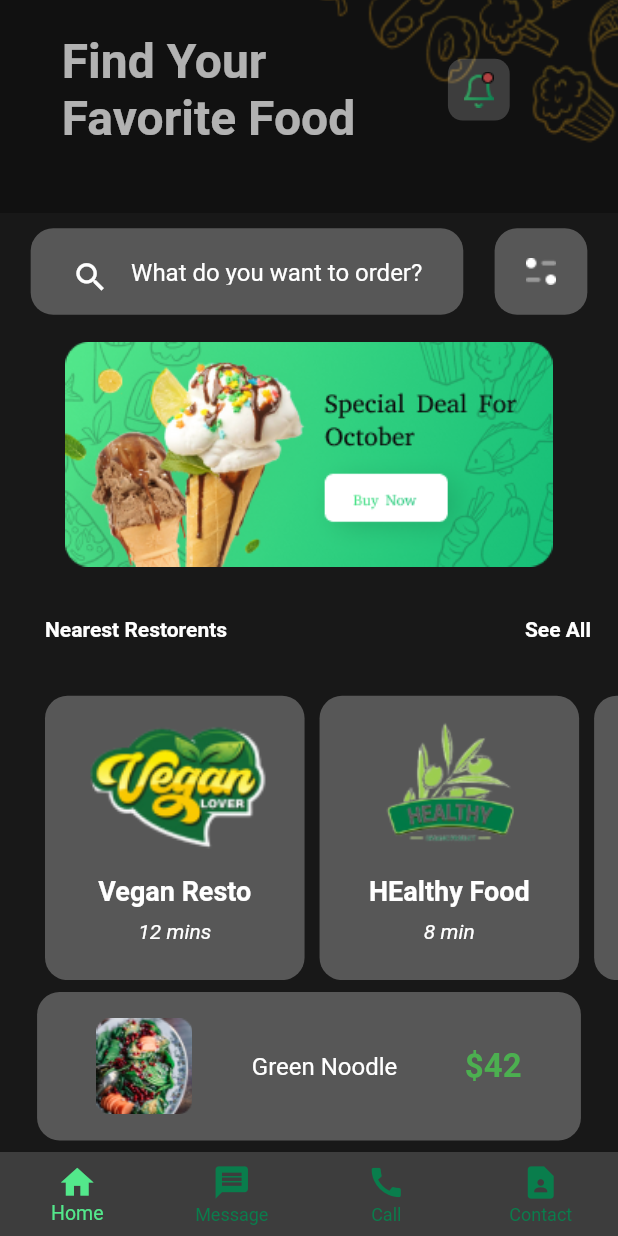
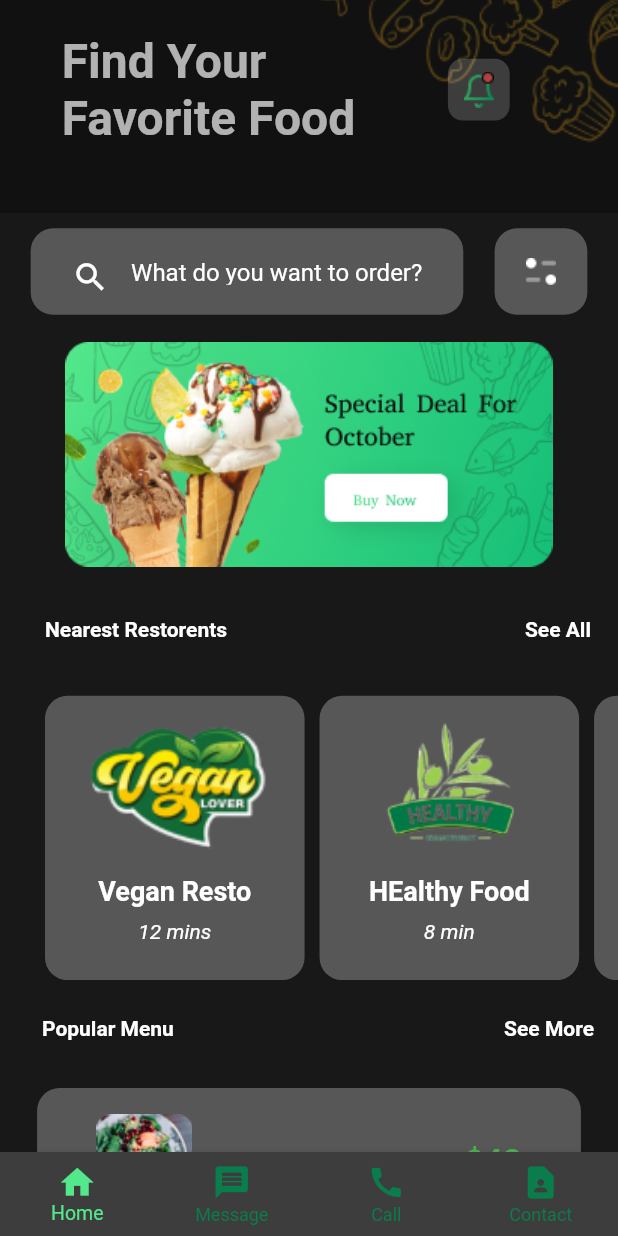
Before and after one commit to fuadaslam/Restaurant_Search, a Flutter app: the screen it shows after launch, scrolled down 105 dp, on a phone screen of 412 x 824 dp. Run offline on Flutter 3.47's test engine with Material 2 defaults, Android fonts, the phone set to English and light mode, and no system bars.

Commit message:
first commit

```diff
--- a/lib/screens/home.dart
+++ b/lib/screens/home.dart
@@ -160,6 +160,20 @@ class _HomeState extends State<Home> {
                 ),
                 Padding(
                   padding: const EdgeInsets.all(8.0),
+                  child: Row(
+                    mainAxisAlignment: MainAxisAlignment.spaceBetween,
+                    children: [
+                      SectionTitle(("Popular Menu" != null ) ? "Popular Menu"  : ''),
+                      TextButton(child:
+                      SeeAllText(("See More"  != null ) ? "See More" : ''),
+                        onPressed: (){
+                          Navigator.push(context, MaterialPageRoute(builder: (BuildContext context) => AllRestorents()));
+                        },),
+                    ],
+                  ),
+                ),
+                Padding(
+                  padding: const EdgeInsets.all(8.0),
                   child: Container(
                     width: MediaQuery.of(context).size.width * 0.880,
                     height: MediaQuery.of(context).size.height * 0.120,
```
